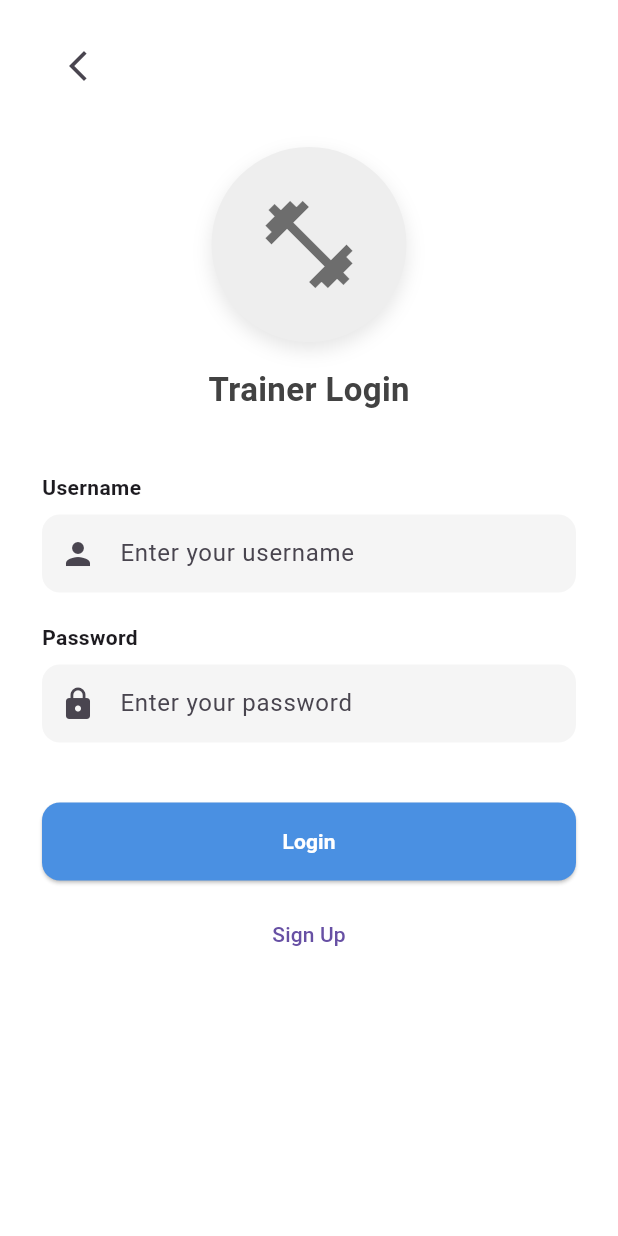
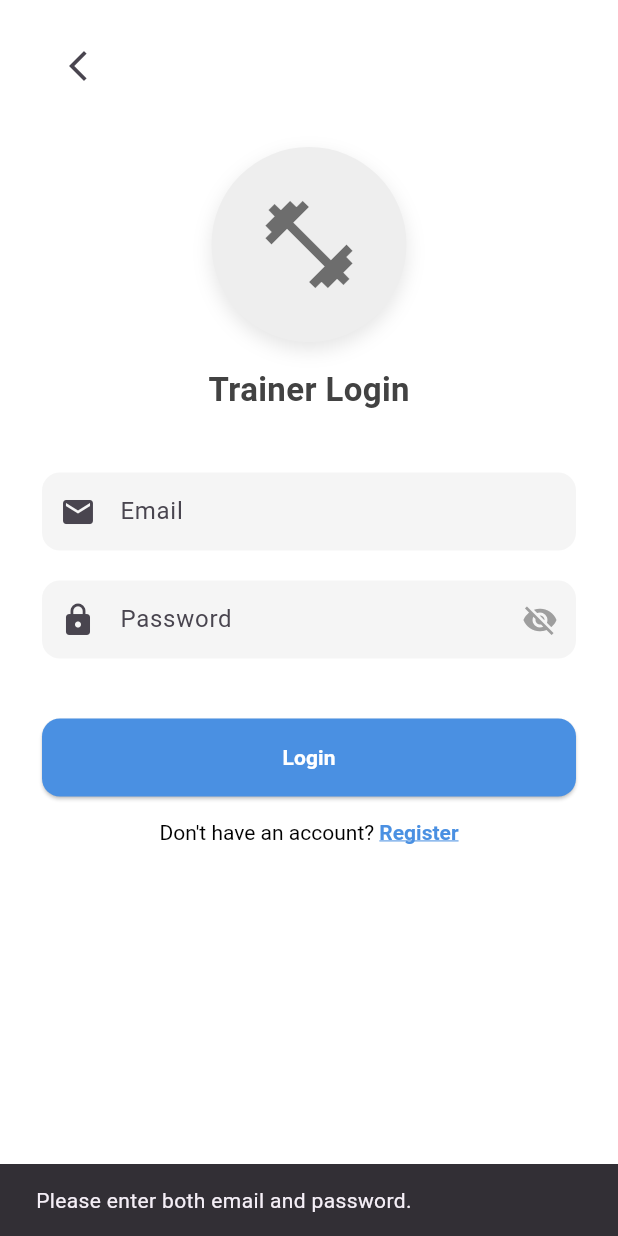
Before and after one commit to johnrey666/zeus, a Flutter app: the TrainerLoginPage screen opened directly, after a tap on "Login", on a phone screen of 412 x 824 dp. Run offline on Flutter 3.47's test engine with Material 3 defaults, Android fonts, the light colour scheme and no system bars; our stand-ins replace cloud_firestore, firebase_auth, firebase_core, fl_chart, image_picker, table_calendar; accounts and stored records are empty.

Commit message:
trainer side - added login function

```diff
--- a/lib/login/member/member_login_page.dart
+++ b/lib/login/member/member_login_page.dart
@@ -1,3 +1,5 @@
+// ignore_for_file: use_build_context_synchronously
+
 import 'package:flutter/material.dart';
 import 'package:firebase_auth/firebase_auth.dart';
 import 'package:cloud_firestore/cloud_firestore.dart';
--- a/lib/login/trainer/trainer_login_page.dart
+++ b/lib/login/trainer/trainer_login_page.dart
@@ -1,13 +1,65 @@
+// ignore_for_file: prefer_const_declarations, use_build_context_synchronously
+
 import 'package:flutter/material.dart';
+import 'package:firebase_auth/firebase_auth.dart';
+import '../../pages/trainer_pages/trainer_home_page.dart';
 import 'trainer_signup_page.dart';
 
-class TrainerLoginPage extends StatelessWidget {
+class TrainerLoginPage extends StatefulWidget {
   const TrainerLoginPage({super.key});
 
   @override
+  State<TrainerLoginPage> createState() => _TrainerLoginPageState();
+}
+
+class _TrainerLoginPageState extends State<TrainerLoginPage> {
+  final Color primaryColor = const Color(0xFF4A90E2);
+  final FirebaseAuth _auth = FirebaseAuth.instance;
+
+  final TextEditingController _emailController = TextEditingController();
+  final TextEditingController _passwordController = TextEditingController();
+
+  bool _isPasswordHidden = true;
+  bool _isLoading = false;
+
+  @override
+  void dispose() {
+    _emailController.dispose();
+    _passwordController.dispose();
+    super.dispose();
+  }
+
+  Future<void> _loginTrainer() async {
+    final email = _emailController.text.trim();
+    final password = _passwordController.text;
+
+    if (email.isEmpty || password.isEmpty) {
+      _showSnackBar("Please enter both email and password.");
+      return;
+    }
+
+    setState(() => _isLoading = true);
+
+    try {
+      await _auth.signInWithEmailAndPassword(email: email, password: password);
+      Navigator.pushReplacement(
+        context,
+        MaterialPageRoute(builder: (_) => const TrainerHomePage()),
+      );
+    } on FirebaseAuthException catch (e) {
+      _showSnackBar(e.message ?? "Login failed.");
+    } finally {
+      setState(() => _isLoading = false);
+    }
+  }
+
+  void _showSnackBar(String message) {
+    ScaffoldMessenger.of(context)
+        .showSnackBar(SnackBar(content: Text(message)));
+  }
+
+  @override
   Widget build(BuildContext context) {
-    final Color primaryColor = const Color(0xFF4A90E2); // Light blue
-
     return Scaffold(
       backgroundColor: Colors.white,
       body: SafeArea(
@@ -54,13 +106,12 @@ class TrainerLoginPage extends StatelessWidget {
                 ),
               ),
               const SizedBox(height: 40),
-              const Text("Username",
-                  style: TextStyle(fontWeight: FontWeight.w600)),
-              const SizedBox(height: 8),
               TextField(
+                controller: _emailController,
+                keyboardType: TextInputType.emailAddress,
                 decoration: InputDecoration(
-                  prefixIcon: const Icon(Icons.person),
-                  hintText: 'Enter your username',
+                  labelText: 'Email',
+                  prefixIcon: const Icon(Icons.email),
                   filled: true,
                   fillColor: Colors.grey.shade100,
                   contentPadding:
@@ -72,14 +123,12 @@ class TrainerLoginPage extends StatelessWidget {
                 ),
               ),
               const SizedBox(height: 20),
-              const Text("Password",
-                  style: TextStyle(fontWeight: FontWeight.w600)),
-              const SizedBox(height: 8),
               TextField(
-                obscureText: true,
+                controller: _passwordController,
+                obscureText: _isPasswordHidden,
                 decoration: InputDecoration(
+                  labelText: 'Password',
                   prefixIcon: const Icon(Icons.lock),
-                  hintText: 'Enter your password',
                   filled: true,
                   fillColor: Colors.grey.shade100,
                   contentPadding:
@@ -88,6 +137,17 @@ class TrainerLoginPage extends StatelessWidget {
                     borderRadius: BorderRadius.circular(12),
                     borderSide: BorderSide.none,
                   ),
+                  suffixIcon: IconButton(
+                    icon: Icon(
+                      _isPasswordHidden
+                          ? Icons.visibility_off
+                          : Icons.visibility,
+                      color: Colors.grey,
+                    ),
+                    onPressed: () {
+                      setState(() => _isPasswordHidden = !_isPasswordHidden);
+                    },
+                  ),
                 ),
               ),
               const SizedBox(height: 40),
@@ -95,31 +155,52 @@ class TrainerLoginPage extends StatelessWidget {
                 child: SizedBox(
                   width: double.infinity,
                   child: ElevatedButton(
-                    onPressed: () {
-                      // TODO: Login logic
-                    },
+                    onPressed: _isLoading ? null : _loginTrainer,
                     style: ElevatedButton.styleFrom(
                       backgroundColor: primaryColor,
                       padding: const EdgeInsets.symmetric(vertical: 16),
                       shape: RoundedRectangleBorder(
-                          borderRadius: BorderRadius.circular(12)),
+                        borderRadius: BorderRadius.circular(12),
+                      ),
                     ),
-                    child: const Text("Login",
-                        style: TextStyle(
-                            color: Colors.white, fontWeight: FontWeight.w600)),
+                    child: _isLoading
+                        ? const CircularProgressIndicator(color: Colors.white)
+                        : const Text(
+                            "Login",
+                            style: TextStyle(
+                              color: Colors.white,
+                              fontWeight: FontWeight.w600,
+                            ),
+                          ),
                   ),
                 ),
               ),
-              const SizedBox(height: 12),
+              const SizedBox(height: 16),
               Center(
-                child: TextButton(
-                  onPressed: () {
-                    Navigator.push(
-                        context,
-                        MaterialPageRoute(
-                            builder: (_) => const TrainerSignUpPage()));
+                child: GestureDetector(
+                  onTap: () {
+                    Navigator.pushReplacement(
+                      context,
+                      MaterialPageRoute(
+                          builder: (_) => const TrainerSignUpPage()),
+                    );
                   },
-                  child: const Text('Sign Up'),
+                  child: RichText(
+                    text: TextSpan(
+                      text: "Don't have an account? ",
+                      style: const TextStyle(color: Colors.black),
+                      children: [
+                        TextSpan(
+                          text: "Register",
+                          style: TextStyle(
+                            color: primaryColor,
+                            decoration: TextDecoration.underline,
+                            fontWeight: FontWeight.w600,
+                          ),
+                        ),
+                      ],
+                    ),
+                  ),
                 ),
               ),
             ],
--- a/lib/pages/member_pages/manage_profile_page.dart
+++ b/lib/pages/member_pages/manage_profile_page.dart
@@ -1,3 +1,5 @@
+// ignore_for_file: use_build_context_synchronously
+
 import 'dart:io';
 
 import 'package:flutter/material.dart';
--- a/lib/pages/member_pages/report_page.dart
+++ b/lib/pages/member_pages/report_page.dart
@@ -1,3 +1,5 @@
+// ignore_for_file: prefer_const_constructors
+
 import 'package:flutter/material.dart';
 import 'package:cloud_firestore/cloud_firestore.dart';
 import 'package:firebase_auth/firebase_auth.dart';
--- a/lib/pages/member_pages/training_page.dart
+++ b/lib/pages/member_pages/training_page.dart
@@ -1,3 +1,5 @@
+// ignore_for_file: use_build_context_synchronously, prefer_const_constructors
+
 import 'package:flutter/material.dart';
 import 'package:cloud_firestore/cloud_firestore.dart';
 import 'package:firebase_auth/firebase_auth.dart';
```
Also changed, not shown: lib/login/trainer/trainer_signup_page.dart (+47 -11 lines), lib/pages/trainer_pages/trainer_home_page.dart (added, +21 -0 lines), 1 other file.
